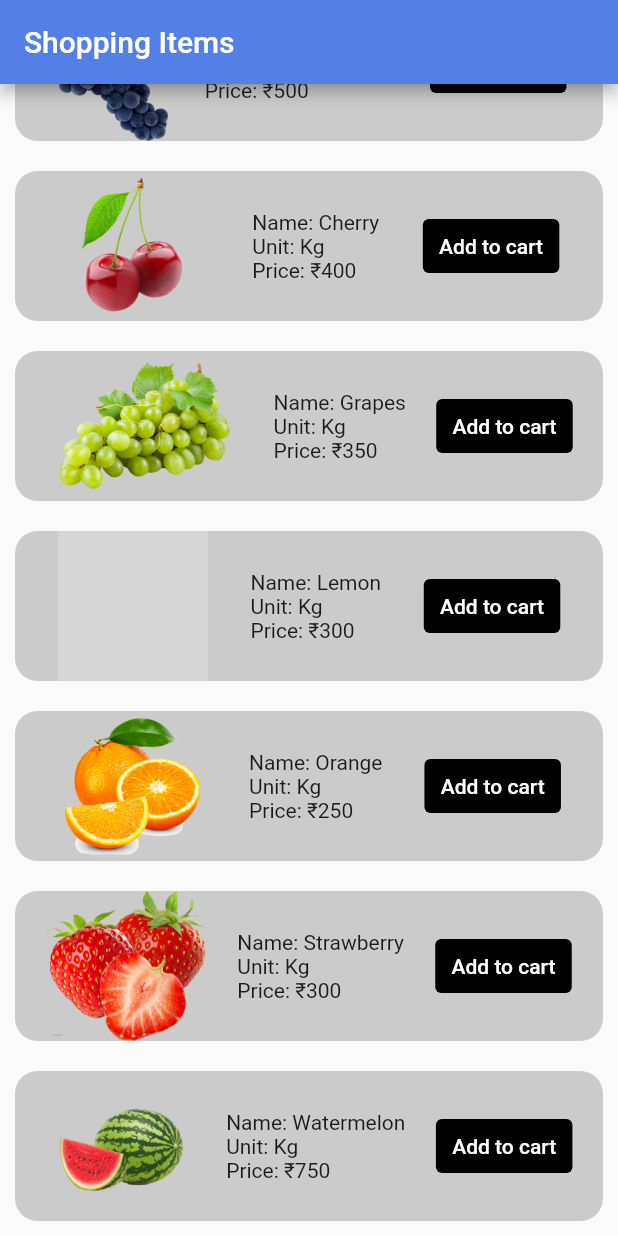
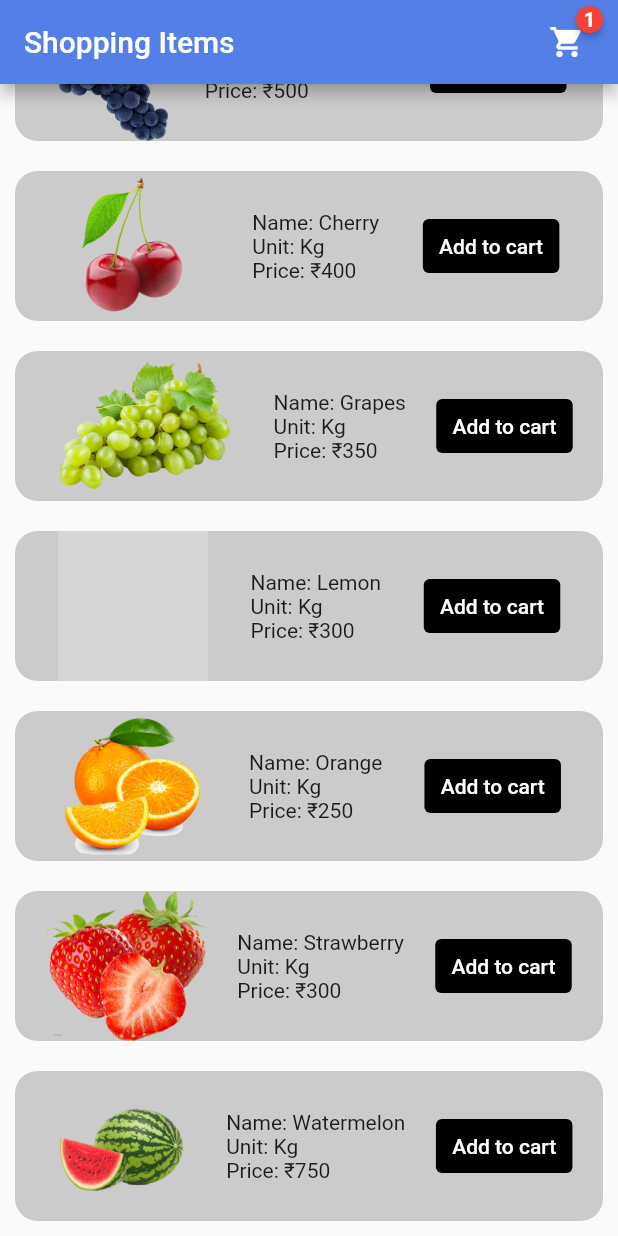
Before and after one commit to Soham2207/Flutterverse, a Flutter app: the screen it shows after launch, scrolled down 192 dp, after a tap on "Add to cart", on a phone screen of 412 x 824 dp. Run offline on Flutter 3.47's test engine with Material 2 defaults, Android fonts, the phone set to English and light mode, and no system bars; drawn by our look-alikes of badges; grey boxes are pictures that could not be loaded.

Commit message:
Final commit

```diff
--- a/lib/home_screen.dart
+++ b/lib/home_screen.dart
@@ -1,5 +1,10 @@
+import 'package:badges/badges.dart';
 import 'package:flutter/material.dart';
+import 'package:flutterverse/cart_provider.dart';
+import 'package:flutterverse/cart_screen.dart';
 import 'package:flutterverse/constants.dart';
+import 'package:flutterverse/item_model.dart';
+import 'package:provider/provider.dart';
 
 class HomeScreen extends StatefulWidget {
   const HomeScreen({super.key});
@@ -47,6 +52,29 @@ class _HomeScreenState extends State<HomeScreen> {
       appBar: AppBar(
         backgroundColor: R.webBlue,
         title: Text("Shopping Items"),
+        actions: [
+          Badge(
+            badgeContent:
+                Consumer<CartProvider>(builder: (context, value, child) {
+              return Text(
+                value.getCounter().toString(),
+                style:
+                    TextStyle(color: Colors.white, fontWeight: FontWeight.bold),
+              );
+            }),
+            position: BadgePosition.bottomStart(start: 30, bottom: 30),
+            child: Container(
+                margin: EdgeInsets.only(right: 10),
+                child: IconButton(
+                    onPressed: () {
+                      Navigator.push(
+                          context,
+                          MaterialPageRoute(
+                              builder: (context) => CartScreen()));
+                    },
+                    icon: Icon(Icons.shopping_cart))),
+          )
+        ],
       ),
       body: SafeArea(
           child: ListView.builder(
@@ -64,6 +92,7 @@ class ItemWidget extends StatelessWidget {
   String image, name, price;
   @override
   Widget build(BuildContext context) {
+    final cart = Provider.of<CartProvider>(context);
     return Container(
       margin: EdgeInsets.symmetric(horizontal: 10, vertical: 10),
       decoration: BoxDecoration(
@@ -85,7 +114,12 @@ class ItemWidget extends StatelessWidget {
             ],
           ),
           TextButton(
-              onPressed: () {},
+              onPressed: () {
+                cart.addCounter();
+                Item newItem =
+                    Item(name: name, unit: 'Kg', price: price, image: image);
+                cart.addItem(newItem);
+              },
               style: TextButton.styleFrom(backgroundColor: Colors.black),
               child: Container(
                   height: 20,
--- a/lib/item_model.dart
+++ b/lib/item_model.dart
@@ -1,15 +1,19 @@
+import 'package:flutter/cupertino.dart';
+
 class Item {
   final String name;
   final String unit;
-  final int price;
+  final String price;
   final String image;
-  int quantity;
-
+  ValueNotifier<int>? quantity;
   Item(
       {required this.name,
       required this.unit,
       required this.price,
-      required this.image,required this.quantity});
+      required this.image,
+      this.quantity}) {
+    quantity = ValueNotifier<int>(1);
+  }
 
   Map toJson() {
     return {
--- a/lib/main.dart
+++ b/lib/main.dart
@@ -1,5 +1,9 @@
 import 'package:flutter/material.dart';
+import 'package:flutterverse/cart_provider.dart';
 import 'package:flutterverse/home_screen.dart';
+import 'package:provider/provider.dart';
+
+import 'item_model.dart';
 
 void main() {
   runApp(const MyApp());
@@ -11,9 +15,12 @@ class MyApp extends StatelessWidget {
   // This widget is the root of your application.
   @override
   Widget build(BuildContext context) {
-    return const MaterialApp(
-      title: 'Shopping Cart',
-      home: HomeScreen(),
+    return ChangeNotifierProvider(
+      create: (context) => CartProvider(),
+      child: MaterialApp(
+        title: 'Shopping Cart',
+        home: HomeScreen(),
+      ),
     );
   }
 }
```
Also changed, not shown: lib/cart_provider.dart (+15 -4 lines), lib/cart_screen.dart (added, +205 -0 lines).
